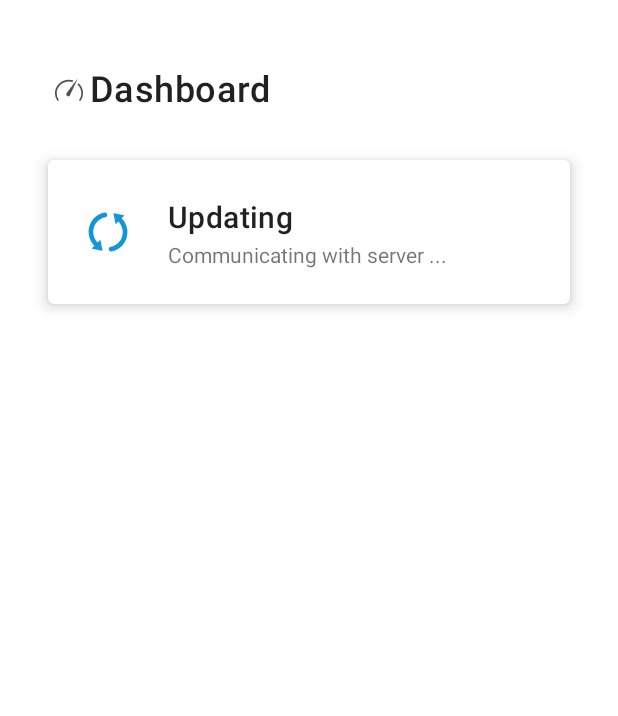
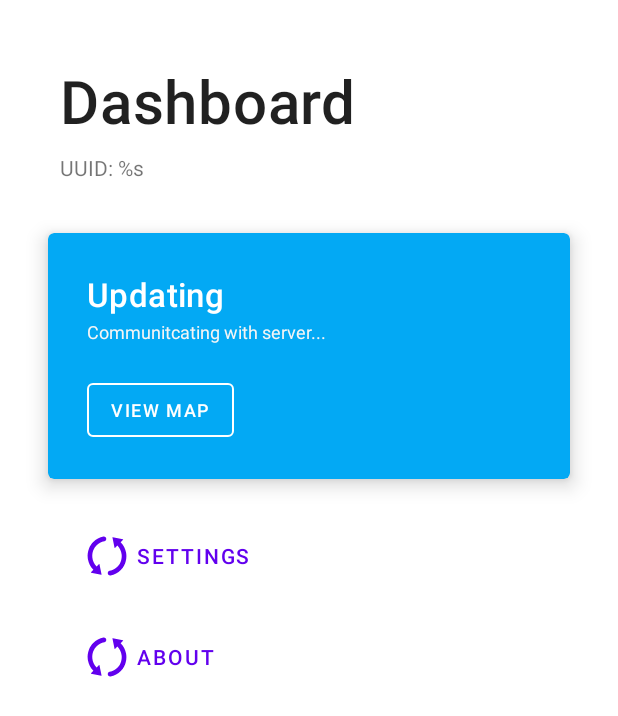
Before and after one commit to link857/SmartCrutch_Android_App_new, an Android app: the MainActivity screen opened directly, with no data from a screen before it, on a phone screen of 412 x 824 dp. Shown: the top 716 px of the screen. Run offline under Robolectric (Android 15) with nearby library versions, the phone set to English and light mode, and no system bars; libraries missing offline, so code that uses them is left out: com.amap.api.

Commit message:
Improve dashboard layout (add buttons)

```diff
--- a/app/build.gradle
+++ b/app/build.gradle
@@ -10,8 +10,8 @@ android {
         applicationId "deltazero.smartcrutch"
         minSdkVersion 23
         targetSdkVersion 30
-        versionCode 3
-        versionName "0.1b"
+        versionCode 4
+        versionName "0.2b"
 
         testInstrumentationRunner "androidx.test.runner.AndroidJUnitRunner"
     }
@@ -35,6 +35,7 @@ dependencies {
     implementation 'androidx.constraintlayout:constraintlayout:2.0.4'
     implementation 'com.squareup.moshi:moshi:1.12.0'
     implementation 'com.squareup.okhttp3:okhttp:4.9.0'
+    implementation 'com.amap.api:map2d:6.0.0'
     testImplementation 'junit:junit:4.+'
     androidTestImplementation 'androidx.test.ext:junit:1.1.2'
     androidTestImplementation 'androidx.test.espresso:espresso-core:3.3.0'
--- /dev/null
+++ b/app/src/main/java/deltazero/smartcrutch/MapActivity.java
@@ -0,0 +1,14 @@
+package deltazero.smartcrutch;
+
+import androidx.appcompat.app.AppCompatActivity;
+
+import android.os.Bundle;
+
+public class MapActivity extends AppCompatActivity {
+
+    @Override
+    protected void onCreate(Bundle savedInstanceState) {
+        super.onCreate(savedInstanceState);
+        setContentView(R.layout.activity_map);
+    }
+}
--- a/app/src/main/java/deltazero/smartcrutch/ui/LoginActivity.java
+++ b/app/src/main/java/deltazero/smartcrutch/ui/LoginActivity.java
@@ -53,6 +53,7 @@ public class LoginActivity extends AppCompatActivity {
 //
 //        new Handler().postDelayed(() -> doubleBackToExitPressedOnce=false, 2000);
         Toast.makeText(this, getString(R.string.toast_require_login), Toast.LENGTH_SHORT).show();
+        super.onBackPressed();
     }
 
     public void handleLoginButtonClick(View view) {
--- a/app/src/main/java/deltazero/smartcrutch/ui/MainActivity.java
+++ b/app/src/main/java/deltazero/smartcrutch/ui/MainActivity.java
@@ -5,21 +5,27 @@ import android.os.Bundle;
 
 import androidx.appcompat.app.AppCompatActivity;
 
+import com.amap.api.maps2d.MapView;
+
 import deltazero.smartcrutch.R;
-import deltazero.smartcrutch.core.API;
 
 public class MainActivity extends AppCompatActivity {
 
 //    public static final String API_BUNDLE = "deltazero.smartcrutch.api";
 //    public final API api = new API();
 
+
+    MapView mMapView = null;
+
     @Override
     protected void onCreate(Bundle savedInstanceState) {
         super.onCreate(savedInstanceState);
         setContentView(R.layout.activity_main);
 
+        // Launch login activity
         Intent intent = new Intent(this, LoginActivity.class);
 //        intent.putExtra(API_BUNDLE, api);
         startActivity(intent);
     }
+
 }
--- a/app/src/main/res/layout/activity_main.xml
+++ b/app/src/main/res/layout/activity_main.xml
@@ -1,88 +1,124 @@
 <?xml version="1.0" encoding="utf-8"?>
-<androidx.constraintlayout.widget.ConstraintLayout xmlns:android="http://schemas.android.com/apk/res/android"
+<androidx.appcompat.widget.LinearLayoutCompat xmlns:android="http://schemas.android.com/apk/res/android"
     xmlns:app="http://schemas.android.com/apk/res-auto"
     xmlns:tools="http://schemas.android.com/tools"
     android:layout_width="match_parent"
     android:layout_height="match_parent"
-    android:elevation="8dp"
+    android:orientation="vertical"
     tools:context=".ui.MainActivity">
 
     <TextView
         android:id="@+id/main_dashboard_text_view"
         android:layout_width="wrap_content"
         android:layout_height="wrap_content"
-        android:layout_marginStart="4dp"
-        android:layout_marginTop="42dp"
+        android:layout_marginStart="40dp"
+        android:layout_marginTop="40dp"
         android:text="@string/text_view_dashboard"
         android:textAppearance="@style/TextAppearance.MaterialComponents.Headline6"
-        android:textSize="24sp"
-        app:layout_constraintStart_toEndOf="@+id/imageView3"
-        app:layout_constraintTop_toTopOf="parent" />
+        android:textSize="40sp" />
+
+    <TextView
+        android:id="@+id/main_user_info"
+        android:layout_width="wrap_content"
+        android:layout_height="wrap_content"
+        android:layout_marginVertical="8dp"
+        android:layout_marginStart="40dp"
+        android:text="@string/user_info_text_view" />
+
+    <ScrollView
+        android:layout_width="match_parent"
+        android:layout_height="match_parent">
+
+        <LinearLayout
+            android:layout_width="match_parent"
+            android:layout_height="match_parent"
+            android:orientation="vertical">
 
             <com.google.android.material.card.MaterialCardView
-        android:id="@+id/card"
+
+                android:id="@+id/main_card_status"
                 android:layout_width="match_parent"
                 android:layout_height="wrap_content"
                 android:layout_marginStart="32dp"
-        android:layout_marginTop="32dp"
+                android:layout_marginTop="26dp"
                 android:layout_marginEnd="32dp"
                 android:clickable="true"
                 android:focusable="true"
-        app:cardElevation="6dp"
+                app:cardBackgroundColor="#03A9F4"
+                app:cardElevation="8dp"
                 app:layout_constraintEnd_toEndOf="parent"
                 app:layout_constraintStart_toStartOf="parent"
-        app:layout_constraintTop_toBottomOf="@+id/main_dashboard_text_view">
-
+                app:layout_constraintTop_toBottomOf="@+id/main_user_info">
 
                 <androidx.constraintlayout.widget.ConstraintLayout
                     android:layout_width="match_parent"
-            android:layout_height="match_parent">
-
-            <ImageView
-                android:id="@+id/main_status_image_view"
-                android:layout_width="wrap_content"
-                android:layout_height="wrap_content"
-                android:layout_marginStart="24dp"
-                android:layout_marginTop="32dp"
-                android:layout_marginBottom="32dp"
-                android:contentDescription="@string/status_image_description"
-                app:layout_constraintBottom_toBottomOf="parent"
-                app:layout_constraintStart_toStartOf="parent"
-                app:layout_constraintTop_toTopOf="parent"
-                app:srcCompat="@drawable/ic_snyc_blue_32dp" />
+                    android:layout_height="wrap_content">
 
                     <TextView
                         android:id="@+id/main_status_text_view"
                         android:layout_width="wrap_content"
                         android:layout_height="wrap_content"
-                android:layout_marginStart="24dp"
-                android:layout_marginTop="24dp"
+                        android:layout_marginStart="26dp"
+                        android:layout_marginTop="26dp"
                         android:text="Updating"
                         android:textAppearance="@style/TextAppearance.MaterialComponents.Headline6"
-                app:layout_constraintStart_toEndOf="@+id/main_status_image_view"
+                        android:textSize="22sp"
+                        android:textColor="@color/white"
+                        app:layout_constraintLeft_toLeftOf="parent"
                         app:layout_constraintTop_toTopOf="parent" />
 
                     <TextView
-                android:id="@+id/main_status_description"
+                        android:id="@+id/main_status_info_text_view"
                         android:layout_width="wrap_content"
                         android:layout_height="wrap_content"
+                        android:layout_marginStart="26dp"
                         android:layout_marginTop="2dp"
-                android:text="Communicating with server ..."
-                android:textAppearance="@style/TextAppearance.AppCompat.Small"
-                app:layout_constraintStart_toStartOf="@+id/main_status_text_view"
-                app:layout_constraintTop_toBottomOf="@+id/main_status_text_view" />
+                        android:text="Communitcating with server..."
+                        android:textSize="12sp"
+                        android:textColor="@color/light_grey"
+                        app:layout_constraintLeft_toLeftOf="parent"
+                        app:layout_constraintTop_toBottomOf="@id/main_status_text_view" />
+
+                    <com.google.android.material.button.MaterialButton
+                        style="@style/Widget.MaterialComponents.Button.OutlinedButton"
+                        app:strokeColor="@color/white"
+                        android:layout_width="wrap_content"
+                        android:layout_height="wrap_content"
+                        android:layout_marginStart="26dp"
+                        android:layout_marginTop="20dp"
+                        android:layout_marginBottom="22dp"
+                        android:text="@string/button_view_map"
+                        android:textSize="12sp"
+                        android:textColor="@color/white"
+                        app:layout_constraintBottom_toBottomOf="parent"
+                        app:layout_constraintLeft_toLeftOf="parent"
+                        app:layout_constraintTop_toBottomOf="@+id/main_status_info_text_view" />
+
                 </androidx.constraintlayout.widget.ConstraintLayout>
 
             </com.google.android.material.card.MaterialCardView>
 
-    <ImageView
-        android:id="@+id/imageView3"
-        android:layout_width="20dp"
-        android:layout_height="20dp"
-        android:layout_marginStart="36dp"
-        android:layout_marginBottom="4dp"
-        app:layout_constraintBottom_toBottomOf="@+id/main_dashboard_text_view"
-        app:layout_constraintStart_toStartOf="parent"
-        app:srcCompat="@drawable/ic_dashboard_gray_48dp" />
+            <com.google.android.material.button.MaterialButton
+                style="@style/Widget.MaterialComponents.Button.TextButton"
+                android:layout_width="wrap_content"
+                android:layout_height="wrap_content"
+                android:layout_marginStart="47sp"
+                android:layout_marginTop="25dp"
+                android:text="@string/button_launch_settings"
+                app:icon="@drawable/ic_snyc_blue_32dp" />
 
-</androidx.constraintlayout.widget.ConstraintLayout>
+
+            <com.google.android.material.button.MaterialButton
+                style="@style/Widget.MaterialComponents.Button.TextButton"
+                android:layout_width="wrap_content"
+                android:layout_height="wrap_content"
+                android:layout_marginStart="47sp"
+                android:layout_marginTop="15dp"
+                android:text="@string/button_launch_about"
+                app:icon="@drawable/ic_snyc_blue_32dp" />
+
+        </LinearLayout>
+
+    </ScrollView>
+
+</androidx.appcompat.widget.LinearLayoutCompat>
--- /dev/null
+++ b/app/src/main/res/layout/activity_map.xml
@@ -0,0 +1,9 @@
+<?xml version="1.0" encoding="utf-8"?>
+<androidx.constraintlayout.widget.ConstraintLayout xmlns:android="http://schemas.android.com/apk/res/android"
+    xmlns:app="http://schemas.android.com/apk/res-auto"
+    xmlns:tools="http://schemas.android.com/tools"
+    android:layout_width="match_parent"
+    android:layout_height="match_parent"
+    tools:context=".MapActivity">
+
+</androidx.constraintlayout.widget.ConstraintLayout>
--- a/app/src/main/res/values/strings.xml
+++ b/app/src/main/res/values/strings.xml
@@ -17,4 +17,8 @@
     <string name="text_view_dashboard">Dashboard</string>
     <string name="back_again_to_exit">Please click BACK again to exit</string>
     <string name="toast_require_login">Please login</string>
+    <string name="button_view_map">View Map</string>
+    <string name="button_launch_settings">Settings</string>
+    <string name="button_launch_about">About</string>
+    <string name="user_info_text_view">UUID: %s</string>
 </resources>
--- a/build.gradle
+++ b/build.gradle
@@ -5,7 +5,7 @@ buildscript {
         jcenter()
     }
     dependencies {
-        classpath "com.android.tools.build:gradle:4.1.2"
+        classpath 'com.android.tools.build:gradle:4.1.3'
 
         // NOTE: Do not place your application dependencies here; they belong
         // in the individual module build.gradle files
```
Also changed, not shown: app/src/main/AndroidManifest.xml (+14 -5 lines). Lines whose indentation alone changed are shown as unchanged.
